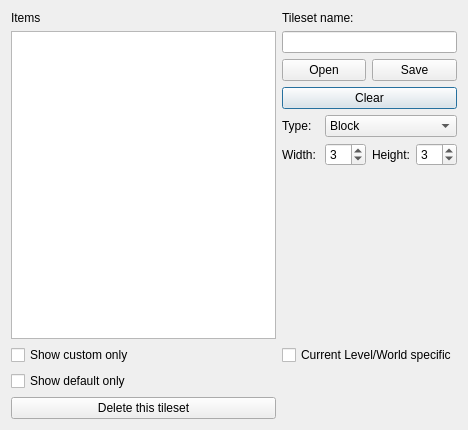
Above: Editor/tools/tilesets/tilesetconfiguredialog.ui from WohlSoft/Moondust-Project before the change. Below: the same form after it.
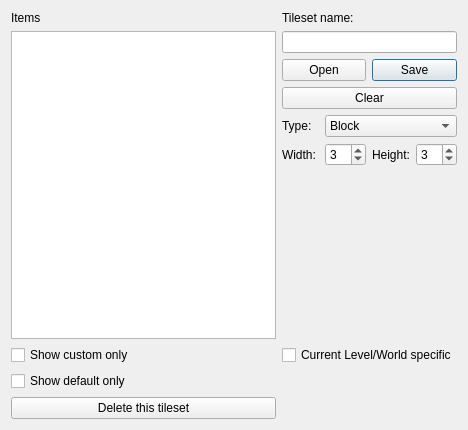
That is the form after the change. Icons and pictures are not drawn.

Commit message: Set "Save" button by default on Enter key hit in Tileset Editor

Patch:
```diff
--- a/Editor/tools/tilesets/tilesetconfiguredialog.ui
+++ b/Editor/tools/tilesets/tilesetconfiguredialog.ui
@@ -133,6 +133,9 @@
        <property name="text">
         <string>Save</string>
        </property>
+       <property name="default">
+        <bool>true</bool>
+       </property>
       </widget>
      </item>
      <item row="0" column="0" colspan="4">
```
Left out of the diff: 14 changed lines with no effect on the pictures.
